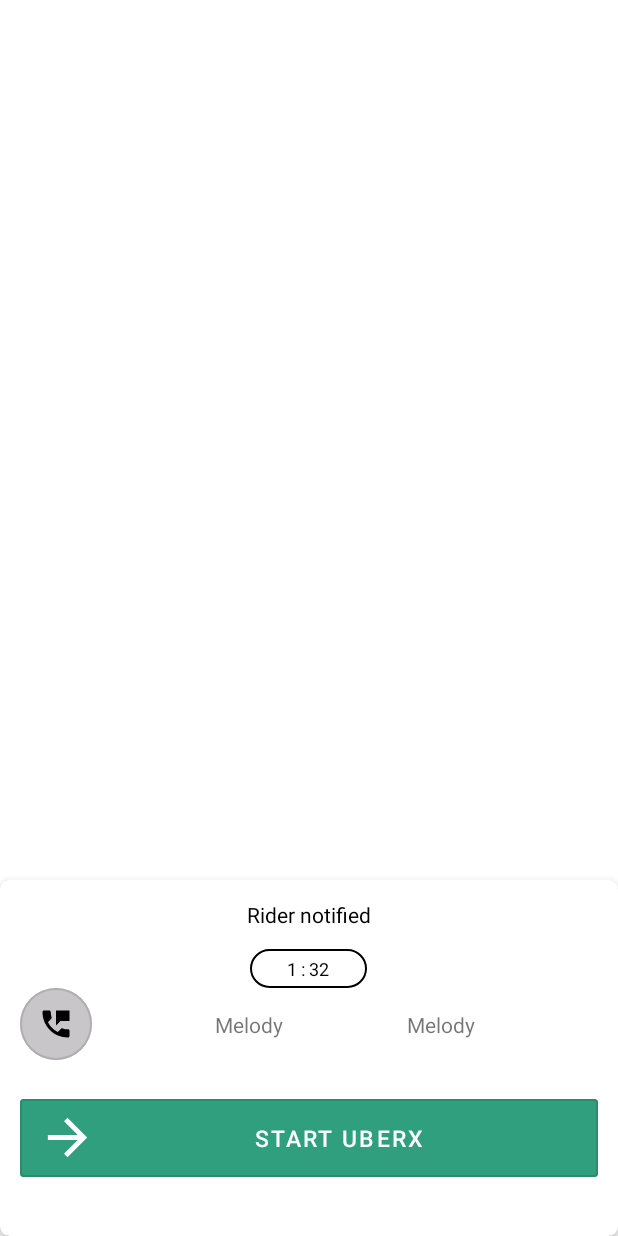
After one commit to Bilal-Ahmad123/UberDriver, an Android app: the fragment RiderNotifiedSheet shown on its own in the app's theme, on a phone screen of 412 x 824 dp. The commit adds this screen. Run offline under Robolectric (Android 15) with nearby library versions, the phone set to English and light mode, and no system bars; our stand-ins replace sdp/ssp sizes; 1 statement that could not run was skipped.

Commit message:
start ride sheet added

```diff
--- /dev/null
+++ b/app/src/main/java/com/example/uberdriver/core/common/StorageKeys.kt
@@ -0,0 +1,5 @@
+package com.example.uberdriver.core.common
+
+object StorageKeys {
+    const val GET_CURRENT_TRIP = "isGoingToPickup"
+}
--- /dev/null
+++ b/app/src/main/java/com/example/uberdriver/presentation/bottomsheet/RiderNotifiedSheet.kt
@@ -0,0 +1,63 @@
+package com.example.uberdriver.presentation.bottomsheet
+
+import android.os.Bundle
+import android.view.LayoutInflater
+import android.view.View
+import android.view.ViewGroup
+import android.widget.LinearLayout
+import androidx.fragment.app.Fragment
+import androidx.fragment.app.activityViewModels
+import androidx.lifecycle.lifecycleScope
+import com.example.uberdriver.R
+import com.example.uberdriver.databinding.FragmentRiderNotifiedSheetBinding
+import com.example.uberdriver.presentation.driver.map.viewmodel.MapAndCardSharedViewModel
+import com.google.android.material.bottomsheet.BottomSheetBehavior
+import kotlinx.coroutines.launch
+
+class RiderNotifiedSheet : Fragment(R.layout.fragment_rider_notified_sheet) {
+
+    private var bottomSheet: LinearLayout? = null
+    private var bottomSheetBehavior: BottomSheetBehavior<View>? = null
+    private var binding: FragmentRiderNotifiedSheetBinding? = null
+    private val mapAndCardSharedViewModel: MapAndCardSharedViewModel by activityViewModels<MapAndCardSharedViewModel>()
+
+    override fun onCreate(savedInstanceState: Bundle?) {
+        super.onCreate(savedInstanceState)
+    }
+
+    override fun onCreateView(
+        inflater: LayoutInflater, container: ViewGroup?,
+        savedInstanceState: Bundle?
+    ): View? {
+        binding = FragmentRiderNotifiedSheetBinding.inflate(inflater, container, false)
+        return binding?.root
+    }
+
+    override fun onViewCreated(view: View, savedInstanceState: Bundle?) {
+        super.onViewCreated(view, savedInstanceState)
+        setBottomSheetStyle()
+        observeStartRideBtnClickListener()
+    }
+
+    private fun setBottomSheetStyle() {
+        bottomSheet = requireActivity().findViewById<LinearLayout>(R.id.bottomSheet)
+        bottomSheetBehavior = BottomSheetBehavior.from(bottomSheet!!)
+
+        bottomSheet?.layoutParams?.height =
+            (requireContext().resources.displayMetrics.heightPixels * 0.70).toInt()
+        bottomSheetBehavior?.peekHeight =
+            (requireContext().resources.displayMetrics.heightPixels * 0.32).toInt()
+        bottomSheetBehavior?.state = BottomSheetBehavior.STATE_COLLAPSED
+        bottomSheetBehavior?.isHideable = false
+        bottomSheetBehavior?.isDraggable = true
+    }
+
+    private fun observeStartRideBtnClickListener() {
+        binding?.startRide?.setOnClickListener {
+            viewLifecycleOwner.lifecycleScope.launch {
+                mapAndCardSharedViewModel.setStartRideBtnClicked(true)
+            }
+        }
+    }
+
+}
--- a/app/src/main/java/com/example/uberdriver/presentation/driver/map/ui/RideRequestCardService.kt
+++ b/app/src/main/java/com/example/uberdriver/presentation/driver/map/ui/RideRequestCardService.kt
@@ -90,6 +90,12 @@ class RideRequestCardService(
         SoundHelper.destroySoundInstance()
     }
 
+    fun hideCard(){
+        binding.get()?.mcSheet?.visibility = View.GONE
+        binding.get()?.cardView?.visibility = View.GONE
+        SoundHelper.destroySoundInstance()
+    }
+
     private fun setRideAcceptListener(){
         binding.get()?.acceptRide?.setOnClickListener {
             viewLifecycleOwner.lifecycleScope.launch {
--- /dev/null
+++ b/app/src/main/res/drawable/baseline_perm_phone_msg_24.xml
@@ -0,0 +1,5 @@
+<vector xmlns:android="http://schemas.android.com/apk/res/android" android:height="24dp" android:tint="#000000" android:viewportHeight="24" android:viewportWidth="24" android:width="24dp">
+
+    <path android:fillColor="@android:color/white" android:pathData="M20,15.5c-1.25,0 -2.45,-0.2 -3.57,-0.57 -0.35,-0.11 -0.74,-0.03 -1.02,0.24l-2.2,2.2c-2.83,-1.44 -5.15,-3.75 -6.59,-6.58l2.2,-2.21c0.28,-0.27 0.36,-0.66 0.25,-1.01C8.7,6.45 8.5,5.25 8.5,4c0,-0.55 -0.45,-1 -1,-1H4c-0.55,0 -1,0.45 -1,1 0,9.39 7.61,17 17,17 0.55,0 1,-0.45 1,-1v-3.5c0,-0.55 -0.45,-1 -1,-1zM12,3v10l3,-3h6V3h-9z"/>
+
+</vector>
--- /dev/null
+++ b/app/src/main/res/drawable/rider_notified_time.xml
@@ -0,0 +1,12 @@
+<?xml version="1.0" encoding="utf-8"?>
+<shape xmlns:android="http://schemas.android.com/apk/res/android"
+    android:shape="rectangle">
+
+    <corners android:radius="@dimen/_120sdp"/>
+    <size android:height="@dimen/_40sdp"
+        android:width="@dimen/_70sdp"/>
+
+    <stroke
+        android:width="@dimen/_1sdp"
+        android:color="@color/black" />
+</shape>
--- /dev/null
+++ b/app/src/main/res/layout/fragment_rider_notified_sheet.xml
@@ -0,0 +1,123 @@
+<?xml version="1.0" encoding="utf-8"?>
+<com.google.android.material.card.MaterialCardView
+    xmlns:android="http://schemas.android.com/apk/res/android"
+    xmlns:app="http://schemas.android.com/apk/res-auto"
+    xmlns:tools="http://schemas.android.com/tools"
+    android:id="@+id/rider_notified_card"
+    android:paddingHorizontal="@dimen/_10sdp"
+    android:layout_width="match_parent"
+    android:layout_height="wrap_content"
+    android:layout_gravity="bottom"
+    android:background="@android:color/transparent"
+    app:cardElevation="8dp"
+    app:contentPadding="@dimen/_10sdp"
+
+    app:cardCornerRadius="@dimen/_5sdp"
+    >
+
+    <LinearLayout
+        android:layout_width="match_parent"
+        android:orientation="vertical"
+        android:layout_height="wrap_content">
+
+        <LinearLayout
+            android:layout_width="match_parent"
+            android:layout_height="wrap_content"
+            android:orientation="vertical">
+
+            <TextView
+                android:layout_width="wrap_content"
+                android:layout_height="wrap_content"
+                android:layout_gravity="center_horizontal"
+                android:text="Rider notified"
+                android:textColor="@color/black" />
+
+            <FrameLayout
+                android:layout_width="@dimen/_60sdp"
+                android:layout_height="@dimen/_20sdp"
+                android:layout_marginTop="@dimen/_10sdp"
+                android:layout_gravity="center_horizontal"
+                android:background="@drawable/rider_notified_time"
+                android:gravity="center">
+
+                <TextView
+                    android:layout_width="wrap_content"
+                    android:layout_height="wrap_content"
+                    android:text="1 : 32"
+                    android:layout_gravity="center"
+                    android:textColor="@color/black"
+                    android:textSize="12sp"/>
+            </FrameLayout>
+
+        </LinearLayout>
+
+        <androidx.constraintlayout.widget.ConstraintLayout
+            android:layout_width="match_parent"
+            android:layout_height="wrap_content">
+
+            <com.google.android.material.button.MaterialButton
+                android:id="@+id/mb_back"
+                style="@style/Widget.MaterialComponents.Button.OutlinedButton.Icon"
+                android:layout_width="48dp"
+                app:layout_behavior="com.google.android.material.bottomsheet.BottomSheetBehavior"
+                android:layout_height="48dp"
+                android:backgroundTint="@color/lavender_gray"
+                android:insetLeft="0dp"
+                android:insetTop="0dp"
+                android:insetRight="0dp"
+                android:insetBottom="0dp"
+                app:cornerRadius="30dp"
+                app:icon="@drawable/baseline_perm_phone_msg_24"
+                app:iconTint="@color/black"
+                app:layout_constraintStart_toStartOf="parent"
+                app:layout_constraintTop_toTopOf="parent"
+                app:layout_constraintBottom_toBottomOf="parent" />
+
+            <TextView
+                android:id="@+id/textView1"
+                android:layout_width="wrap_content"
+                android:layout_height="wrap_content"
+                android:text="Melody"
+                app:layout_constraintStart_toEndOf="@id/mb_back"
+                app:layout_constraintTop_toTopOf="parent"
+                app:layout_constraintBottom_toBottomOf="parent"
+                app:layout_constraintEnd_toStartOf="@id/textView2" />
+
+            <TextView
+                android:id="@+id/textView2"
+                android:layout_width="wrap_content"
+                android:layout_height="wrap_content"
+                android:text="Melody"
+                app:layout_constraintStart_toEndOf="@id/textView1"
+                app:layout_constraintTop_toTopOf="parent"
+                app:layout_constraintBottom_toBottomOf="parent"
+                app:layout_constraintEnd_toEndOf="parent" />
+
+        </androidx.constraintlayout.widget.ConstraintLayout>
+
+        <com.google.android.material.button.MaterialButton
+            android:id="@+id/start_ride"
+            style="@style/Widget.MaterialComponents.Button.OutlinedButton.Icon"
+            android:layout_width="match_parent"
+            android:layout_height="@dimen/_40sdp"
+            android:backgroundTint="@color/illuminating_emerald"
+            android:insetLeft="0dp"
+            app:cornerRadius="@dimen/_2sdp"
+            android:insetTop="0dp"
+            android:layout_marginTop="@dimen/_20sdp"
+            android:insetRight="0dp"
+            android:insetBottom="0dp"
+            app:icon="@drawable/baseline_arrow_forward_24"
+            app:iconTint="@color/white"
+            app:iconSize="@dimen/_30sdp"
+            android:text="Start UberX"
+            android:layout_marginBottom="@dimen/_20sdp"
+            android:textColor="@color/white"
+            android:textSize="@dimen/_12ssp"
+            />
+
+
+    </LinearLayout>
+
+
+</com.google.android.material.card.MaterialCardView>
--- a/app/src/main/res/values/colors.xml
+++ b/app/src/main/res/values/colors.xml
@@ -31,4 +31,6 @@
     <color name="platinum">#e7e7e7</color>
     <color name="anti_flash_white">#F2F2F2</color>
     <color name="royal_blue">#286EF0</color>
+    <color name="lavender_gray">#C8C6C8</color>
+    <color name="illuminating_emerald">#309F7E</color>
 </resources>
```
Also changed, not shown: app/src/main/java/com/example/uberdriver/core/common/Helper.kt (+24 -0 lines), app/src/main/java/com/example/uberdriver/presentation/driver/map/services/RouteNavigationService.kt (+44 -13 lines), app/src/main/java/com/example/uberdriver/presentation/driver/map/ui/MapFragment.kt (+60 -7 lines), app/src/main/java/com/example/uberdriver/presentation/driver/map/viewmodel/MapAndCardSharedViewModel.kt (+25 -1 lines), app/src/main/res/drawable/circular_button.xml (added, +9 -0 lines), app/src/main/res/layout/fragment_map.xml (+42 -28 lines), app/src/main/res/navigation/bottom_sheet_nav.xml (added, +13 -0 lines).
